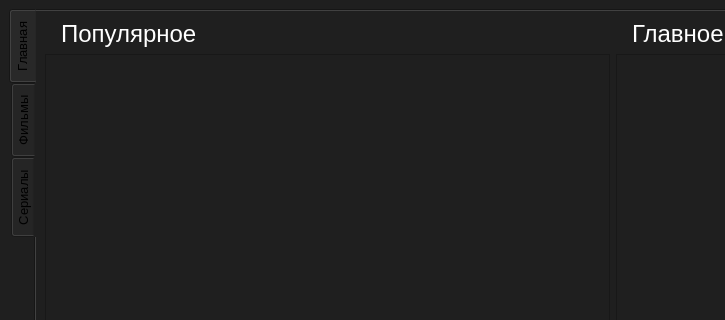
The window that src/mainwindow.ui (dimkashelk/SimpleKinopoiskQt) describes before a commit, drawn with Qt 5; both pictures show x 0 to 725 and y 0 to 320 of the 1200 by 600 pixel window.
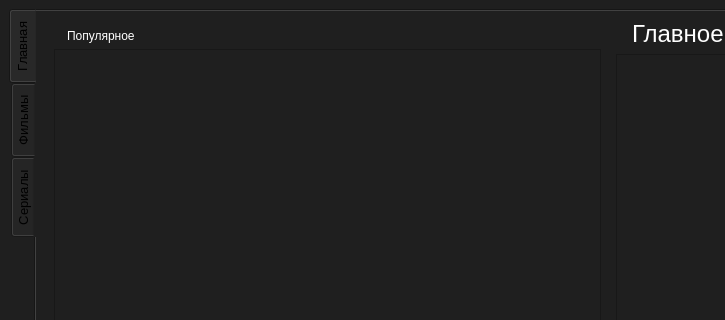
The same window after the commit.

What changed in the file:
```diff
--- a/src/mainwindow.ui
+++ b/src/mainwindow.ui
@@ -26,6 +26,13 @@
         <pointsize>10</pointsize>
        </font>
       </property>
+      <property name="styleSheet">
+       <string notr="true">QLabel {
+	color: rgb(255, 255, 255);
+	padding-left: 10px;
+	font: 18pt &quot;Segoe UI&quot;;
+}</string>
+      </property>
       <property name="tabPosition">
        <enum>QTabWidget::West</enum>
       </property>
@@ -41,21 +48,18 @@
        </attribute>
        <layout class="QHBoxLayout" name="horizontalLayout_3">
         <item>
+         <widget class="QStackedWidget" name="stackedWidget">
+          <property name="currentIndex">
+           <number>0</number>
+          </property>
+          <widget class="QWidget" name="news">
+           <layout class="QHBoxLayout" name="horizontalLayout">
+            <item>
          <layout class="QVBoxLayout" name="popular_layout">
           <item>
            <widget class="QLabel" name="popular_label">
-            <property name="font">
-             <font>
-              <family>Segoe UI</family>
-              <pointsize>18</pointsize>
-             </font>
-            </property>
-            <property name="styleSheet">
-             <string notr="true">color: rgb(255, 255, 255);
-padding-left: 10px;</string>
-            </property>
             <property name="text">
-             <string>Популярное </string>
+                 <string>Популярное</string>
             </property>
            </widget>
           </item>
@@ -69,11 +73,11 @@
               <rect>
                <x>0</x>
                <y>0</y>
-               <width>561</width>
-               <height>516</height>
-              </rect>
-             </property>
-             <layout class="QVBoxLayout" name="verticalLayout_3">
+                   <width>543</width>
+                   <height>498</height>
+                  </rect>
+                 </property>
+                 <layout class="QVBoxLayout" name="verticalLayout_4">
               <item>
                <layout class="QVBoxLayout" name="popular_scroll"/>
               </item>
@@ -83,6 +87,11 @@
           </item>
          </layout>
         </item>
+           </layout>
+          </widget>
+          <widget class="QWidget" name="page_2"/>
+         </widget>
+        </item>
         <item>
          <layout class="QVBoxLayout" name="new_today_layout">
           <item>
```
Left out of the diff: 9 changed lines with no effect on the pictures. Lines whose indentation alone changed are shown as unchanged.
